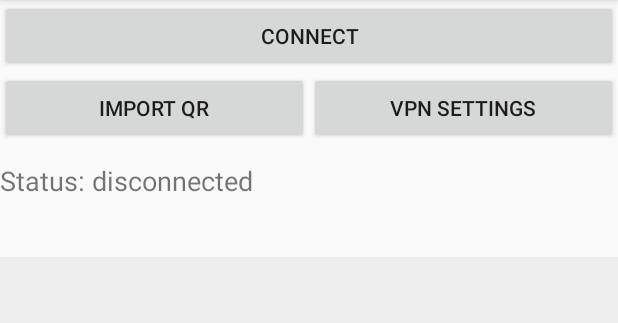
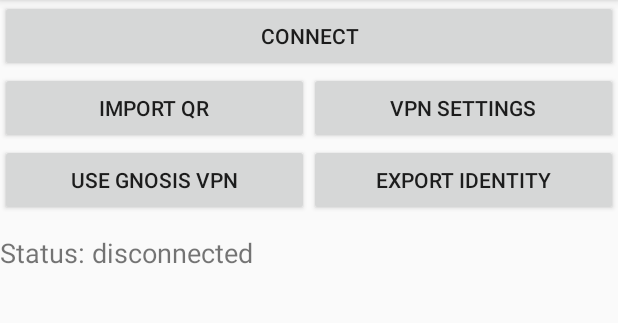
Before and after one commit to SCBuergel/gvpndroid, an Android app: the layout activity_main.xml on its own in the app's theme, with its tools: preview values and no code run, on a phone screen of 412 x 824 dp, the part 84-407 px from its top. Run offline under Robolectric (Android 15) with nearby library versions, the phone set to English and light mode, and no system bars.

Commit message:
Gnosis backend usable on a phone without adb (0.3.0)
- Bundle the packaged prod config, geoip.mmdb and the PIX proving files as
  assets (scripts/gnosis-assets.sh, gitignored); "Use Gnosis VPN" copies them
  to no_backup and writes gnosis.toml/gnosis.properties, switching backends
  in place. Switching back never deletes the node identity.
- "Export identity" saves hopr.id + password via the system file picker, so
  a node's funds survive an uninstall.
- The log shows the node address and the funding it needs while the core
  waits in preparing_safe.
- -PphoneOnly drops x86_64 from debug builds; check-apk.sh PHONE_ONLY=1.

Tested in redroid: switch on/off/on (identity untouched), export file equals
the verified identity backup.

Co-Authored-By: Claude Opus 5.5 <noreply@anthropic.com>
Claude-Session: https://claude.ai/code/session_01DhJoLVPraWCL9oHjJoTesH

```diff
--- a/app/src/main/res/layout/activity_main.xml
+++ b/app/src/main/res/layout/activity_main.xml
@@ -30,6 +30,26 @@
             android:layout_height="wrap_content"
             android:layout_weight="1"
             android:text="VPN settings" />
+    </LinearLayout>
+
+    <LinearLayout
+        android:layout_width="match_parent"
+        android:layout_height="wrap_content"
+        android:orientation="horizontal">
+
+        <Button
+            android:id="@+id/backendButton"
+            android:layout_width="0dp"
+            android:layout_height="wrap_content"
+            android:layout_weight="1"
+            android:text="Use Gnosis VPN" />
+
+        <Button
+            android:id="@+id/exportButton"
+            android:layout_width="0dp"
+            android:layout_height="wrap_content"
+            android:layout_weight="1"
+            android:text="Export identity" />
     </LinearLayout>
 
     <TextView
```
Also changed, not shown: app/build.gradle.kts (+4 -3 lines), app/src/main/java/org/gnosisvpn/stub/App.kt (+12 -7 lines), app/src/main/java/org/gnosisvpn/stub/GnosisSetup.kt (added, +67 -0 lines), app/src/main/java/org/gnosisvpn/stub/GnosisTunnel.kt (+14 -1 lines), app/src/main/java/org/gnosisvpn/stub/MainActivity.kt (+57 -0 lines), 3 other files.
